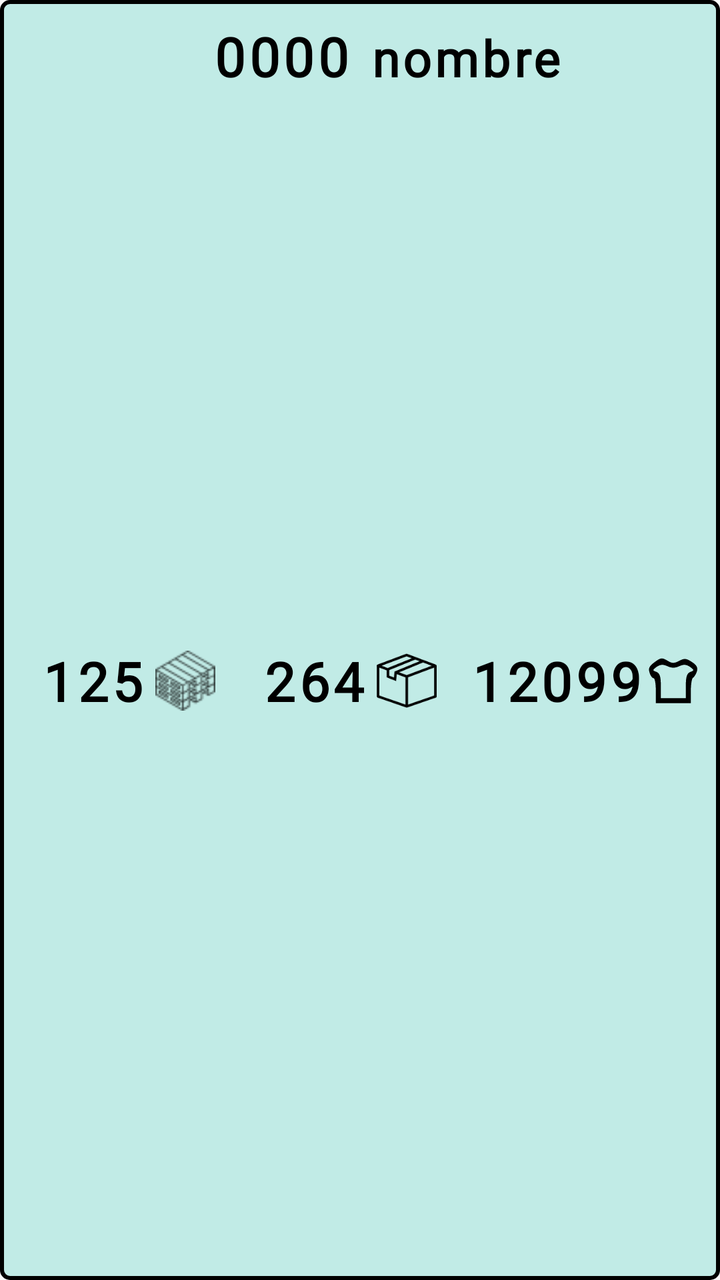
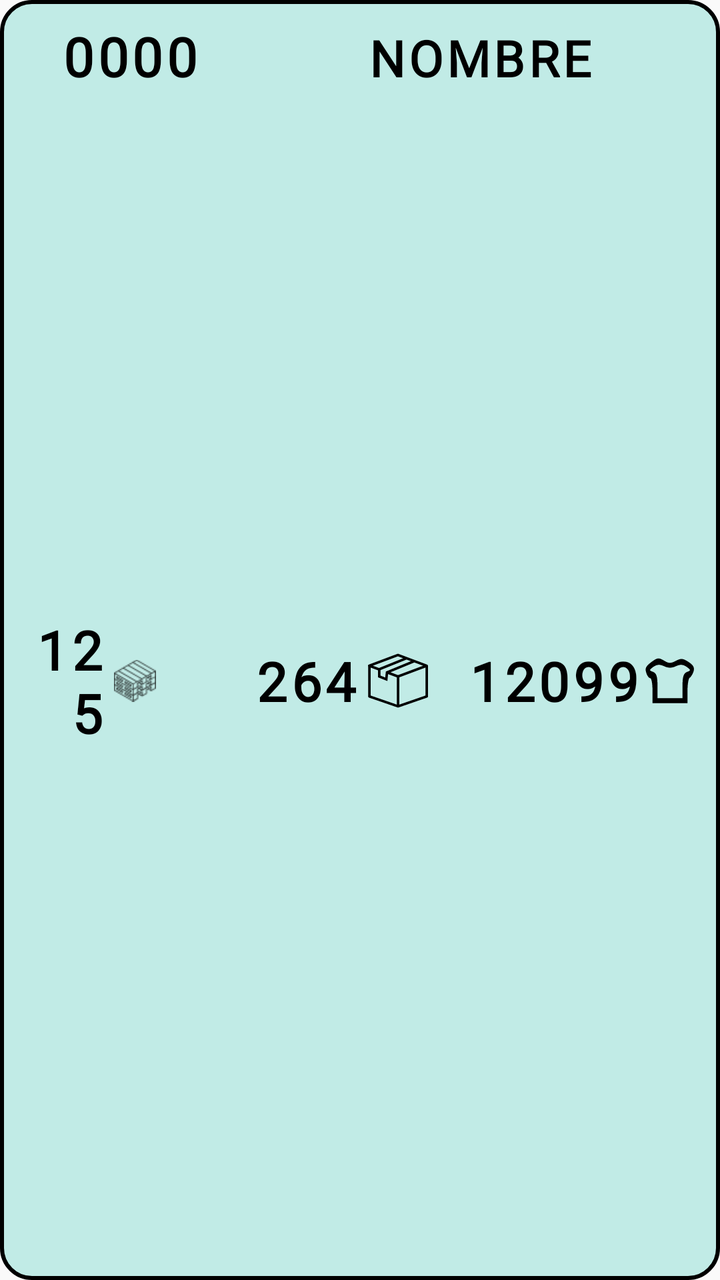

Compare the two renders of this Android layout. The source of the first and the diff that turns it into the second are given below.
<!-- AndroidManifest.xml: application theme Theme.Gestock -->
<!-- res/layout/adapter_almacen.xml -->
<?xml version="1.0" encoding="utf-8"?>
<LinearLayout
    xmlns:android="http://schemas.android.com/apk/res/android" xmlns:app="http://schemas.android.com/apk/res-auto"
    android:background="@drawable/border_line_producte"
    android:layout_width="match_parent"
    android:layout_height="wrap_content"
    android:orientation="vertical"
    android:layout_marginBottom="10dp">

    <LinearLayout
        android:layout_width="match_parent"
        android:layout_height="wrap_content"
        android:orientation="horizontal">

        <TextView
            android:id="@+id/codigo_almacen_adapter"
            android:layout_width="0dp"
            android:layout_height="wrap_content"
            android:layout_weight="1"

            android:gravity="end"
            android:layout_marginEnd="5dp"

            android:textSize="27sp"
            android:textStyle="bold"
            android:textColor="@color/black"
            android:text="0000"
            android:fontFamily="@font/abhaya_libre"
            android:letterSpacing="0.07"/>

        <TextView
            android:id="@+id/nombre_almacen_adapter"
            android:layout_width="0dp"
            android:layout_height="wrap_content"
            android:layout_weight="1"

            android:gravity="start"
            android:layout_marginStart="5dp"

            android:textSize="25sp"
            android:textStyle="bold"
            android:textColor="@color/black"
            android:text="nombre"
            android:fontFamily="@font/abhaya_libre"
            android:letterSpacing="0.07"/>

    </LinearLayout>

    <LinearLayout
        android:layout_width="match_parent"
        android:layout_height="match_parent"
        android:orientation="horizontal"
        android:gravity="center"
        android:layout_marginTop="5dp">

        <LinearLayout
            android:layout_width="0dp"
            android:layout_height="wrap_content"
            android:layout_weight="1"
            android:gravity="center">

            <TextView
                android:textSize="27sp"
                android:textStyle="bold"
                android:textColor="@color/black"
                android:id="@+id/palet_almacen_adapter"
                android:layout_width="wrap_content"
                android:layout_height="wrap_content"
                android:text="125"
                android:fontFamily="@font/abhaya_libre"
                android:layout_marginStart="5dp"
                android:layout_marginEnd="5dp"
                android:letterSpacing="0.07"/>

            <ImageView
                android:id="@+id/palet_icon_almacen_adapter"
                android:layout_width="30dp"
                android:layout_height="30dp"
                android:src="@drawable/palet_icon"
                android:layout_marginEnd="10dp"/>
        </LinearLayout>

        <LinearLayout
            android:layout_width="0dp"
            android:layout_height="wrap_content"
            android:layout_weight="1"
            android:gravity="center">

            <TextView
                android:textSize="27sp"
                android:textStyle="bold"
                android:textColor="@color/black"
                android:id="@+id/caja_almacen_adapter"
                android:layout_width="wrap_content"
                android:layout_height="wrap_content"
                android:text="264"
                android:fontFamily="@font/abhaya_libre"
                android:layout_marginEnd="5dp"
                android:letterSpacing="0.07"/>

            <ImageView
                android:id="@+id/caixa_icon_almacen_adapter"
                android:layout_width="30dp"
                android:layout_height="30dp"
                android:src="@drawable/caja_icon"
                android:layout_marginEnd="10dp"/>

        </LinearLayout>

        <LinearLayout
            android:layout_width="0dp"
            android:layout_height="wrap_content"
            android:layout_weight="1"
            android:gravity="center">

            <TextView
                android:textSize="27sp"
                android:textStyle="bold"
                android:textColor="@color/black"
                android:id="@+id/cantidad_almacen_adapter"
                android:layout_width="wrap_content"
                android:layout_height="wrap_content"
                android:text="12099"
                android:fontFamily="@font/abhaya_libre"
                android:letterSpacing="0.07"/>

            <ImageView
                android:id="@+id/producto_icon_almacen_adapter"
                android:layout_width="30dp"
                android:layout_height="30dp"
                android:src="@drawable/stock_icon"/>
        </LinearLayout>
    </LinearLayout>
</LinearLayout>
<!-- resources referenced by this layout -->
<resources>
  <color name="black">#ff000000</color>
  <!-- drawable border_line_producte (drawable) -->
  <?xml version="1.0" encoding="utf-8"?>
  <shape xmlns:android="http://schemas.android.com/apk/res/android">
      <solid android:color="@color/blau_adapter"/>
      <stroke
          android:width="2dp"
          android:color="#000000"/>
      <corners android:radius="4dp"/>
      <padding
          android:left="10dp"
          android:top="10dp"
          android:right="10dp"
          android:bottom="10dp"/>
  </shape>
  <!-- drawable caja_icon (drawable) -->
  <?xml version="1.0" encoding="utf-8"?>
  <vector xmlns:android="http://schemas.android.com/apk/res/android"
      android:height="491.2891dp"
      android:width="491.2891dp"
      android:viewportWidth="491.29"
      android:viewportHeight="491.29">
      <path
          android:fillColor="#ff000000"
          android:pathData="M481.82,113.21L248.66,25.9c-2.3,-0.86 -4.85,-0.86 -7.16,0L6.71,113.82c-4.12,1.2 -9.11,7.71 -5.42,14.37v246.52c0,4.36 2.76,8.22 6.88,9.65l231.04,79.74c1.37,0.79 2.43,1.48 4.85,1.8c3.39,0.45 5.54,-0.5 5.56,-0.51l234.79,-81.04c4.12,-1.43 6.88,-5.29 6.88,-9.65V123.38C491.37,118.49 485.64,114.57 481.82,113.21zM450.76,123.38l-205.07,76.79l-61.54,-23.04l195.32,-80.45L450.76,123.38zM351.38,86.17l-205.25,84.54l-5.05,49.1l-38.21,-15.39v-45.57l212.88,-86.02L351.38,86.17zM245.08,46.36l42.4,15.88L90.17,141.95l-50.17,-18.79L245.08,46.36zM21.71,138.56l60.75,22.75v56.88l76.16,30.69l5.85,-56.86l71.61,26.82v222.6l-214.38,-73.99V138.56zM470.87,367.43l-214.38,73.99V218.38l214.38,-80.27V367.43z"/>
  </vector>
  <!-- drawable palet_icon: png bitmap (drawable-hdpi, 1303 bytes) -->
  <!-- drawable stock_icon (drawable) -->
  <?xml version="1.0" encoding="utf-8"?>
  <vector xmlns:android="http://schemas.android.com/apk/res/android"
      android:height="24dp"
      android:width="24dp"
      android:viewportWidth="24"
      android:viewportHeight="24">
      <path
          android:fillColor="#000000"
          android:pathData="M4.1,4.9c-1.7,1.3 -2.2,2.3 -1.6,3.9 0.3,1.2 1.1,2.2 1.6,2.2 0.5,-0 0.9,2.2 0.9,5l0,5 7,-0 7,-0 0,-4.9c0,-2.7 0.4,-5.1 0.9,-5.3 0.4,-0.2 1.1,-1.3 1.5,-2.4 0.5,-1.6 0,-2.6 -2,-3.9 -2.3,-1.5 -3,-1.5 -5.1,-0.4 -1.9,1 -2.8,1 -4.3,0.1 -2.6,-1.6 -3,-1.5 -5.9,0.7zM14.4,6.2c1.8,-0.8 2.8,-0.7 4.3,0.3 1.7,1.3 1.7,1.4 0.1,2 -1.4,0.6 -1.8,1.9 -1.8,5.6l0,4.9 -5,-0 -5,-0 0,-4.9c0,-3.7 -0.4,-5 -1.7,-5.6 -1.7,-0.6 -1.7,-0.7 0,-2 1.5,-1 2.5,-1.1 4.3,-0.3 1.7,0.8 3.1,0.8 4.8,-0z"
          android:strokeColor="#00000000"/>
  </vector>
  <style name="Theme.Gestock" parent="Theme.MaterialComponents.DayNight.NoActionBar.Bridge">
          <item name="colorOnPrimary">@color/white</item>
          <item name="colorOnSecondary">@color/black</item>
          <item name="colorPrimary">@color/black_34</item>
          <item name="colorPrimaryVariant">@color/purple_700</item>
          <item name="colorSecondary">@color/teal_200</item>
          <item name="colorSecondaryVariant">@color/teal_700</item>
      </style>
  <color name="blau_adapter">#c1ebe6</color>
  <color name="white">#ffffffff</color>
  <color name="black_34">#57090909</color>
  <color name="purple_700">#ff3700b3</color>
  <color name="teal_200">#ff03dac5</color>
  <color name="teal_700">#ff018786</color>
</resources>

<!-- the commit's change to res/layout/adapter_almacen.xml (unified diff, before → after) -->
@@ -1,7 +1,7 @@
 <?xml version="1.0" encoding="utf-8"?>
 <LinearLayout
     xmlns:android="http://schemas.android.com/apk/res/android" xmlns:app="http://schemas.android.com/apk/res-auto"
-    android:background="@drawable/border_line_producte"
+    android:background="@drawable/border_line_almacen"
     android:layout_width="match_parent"
     android:layout_height="wrap_content"
     android:orientation="vertical"
@@ -18,7 +18,7 @@
             android:layout_height="wrap_content"
             android:layout_weight="1"
 
-            android:gravity="end"
+            android:gravity="center"
             android:layout_marginEnd="5dp"
 
             android:textSize="27sp"
@@ -32,15 +32,15 @@
             android:id="@+id/nombre_almacen_adapter"
             android:layout_width="0dp"
             android:layout_height="wrap_content"
-            android:layout_weight="1"
+            android:layout_weight="2"
 
-            android:gravity="start"
+            android:gravity="center"
             android:layout_marginStart="5dp"
 
             android:textSize="25sp"
             android:textStyle="bold"
             android:textColor="@color/black"
-            android:text="nombre"
+            android:text="NOMBRE"
             android:fontFamily="@font/abhaya_libre"
             android:letterSpacing="0.07"/>
 
@@ -60,42 +60,48 @@
             android:gravity="center">
 
             <TextView
+                android:id="@+id/palet_almacen_adapter"
+                android:layout_width="0dp"
+                android:layout_height="wrap_content"
+
+                android:layout_weight="2"
+                android:gravity="end"
+
+                android:text="125"
                 android:textSize="27sp"
                 android:textStyle="bold"
                 android:textColor="@color/black"
-                android:id="@+id/palet_almacen_adapter"
-                android:layout_width="wrap_content"
-                android:layout_height="wrap_content"
-                android:text="125"
                 android:fontFamily="@font/abhaya_libre"
-                android:layout_marginStart="5dp"
-                android:layout_marginEnd="5dp"
                 android:letterSpacing="0.07"/>
 
             <ImageView
                 android:id="@+id/palet_icon_almacen_adapter"
-                android:layout_width="30dp"
+                android:layout_width="0dp"
                 android:layout_height="30dp"
+                android:layout_weight="1"
                 android:src="@drawable/palet_icon"
-                android:layout_marginEnd="10dp"/>
+                android:layout_marginStart="5dp"/>
         </LinearLayout>
 
         <LinearLayout
             android:layout_width="0dp"
             android:layout_height="wrap_content"
-            android:layout_weight="1"
+            android:layout_weight="2"
             android:gravity="center">
 
             <TextView
+                android:id="@+id/caja_almacen_adapter"
+                android:layout_width="0dp"
+                android:layout_height="wrap_content"
+
+                android:layout_weight="2"
+                android:gravity="end"
+
+                android:text="264"
                 android:textSize="27sp"
                 android:textStyle="bold"
                 android:textColor="@color/black"
-                android:id="@+id/caja_almacen_adapter"
-                android:layout_width="wrap_content"
-                android:layout_height="wrap_content"
-                android:text="264"
                 android:fontFamily="@font/abhaya_libre"
-                android:layout_marginEnd="5dp"
                 android:letterSpacing="0.07"/>
 
             <ImageView
@@ -103,24 +109,28 @@
                 android:layout_width="30dp"
                 android:layout_height="30dp"
                 android:src="@drawable/caja_icon"
-                android:layout_marginEnd="10dp"/>
+                android:layout_marginStart="5dp"/>
 
         </LinearLayout>
 
         <LinearLayout
             android:layout_width="0dp"
             android:layout_height="wrap_content"
-            android:layout_weight="1"
+            android:layout_weight="2"
             android:gravity="center">
 
             <TextView
+                android:id="@+id/cantidad_almacen_adapter"
+                android:layout_width="0dp"
+                android:layout_height="wrap_content"
+
+                android:layout_weight="2"
+                android:gravity="end"
+
+                android:text="12099"
                 android:textSize="27sp"
                 android:textStyle="bold"
                 android:textColor="@color/black"
-                android:id="@+id/cantidad_almacen_adapter"
-                android:layout_width="wrap_content"
-                android:layout_height="wrap_content"
-                android:text="12099"
                 android:fontFamily="@font/abhaya_libre"
                 android:letterSpacing="0.07"/>
 
<!-- resource entries referenced after the edit -->
@@ -1,14 +1,14 @@
 <!-- resources referenced by this layout -->
 <resources>
   <color name="black">#ff000000</color>
-  <!-- drawable border_line_producte (drawable) -->
+  <!-- drawable border_line_almacen (drawable) -->
   <?xml version="1.0" encoding="utf-8"?>
   <shape xmlns:android="http://schemas.android.com/apk/res/android">
       <solid android:color="@color/blau_adapter"/>
       <stroke
           android:width="2dp"
           android:color="#000000"/>
-      <corners android:radius="4dp"/>
+      <corners android:radius="15dp"/>
       <padding
           android:left="10dp"
           android:top="10dp"
